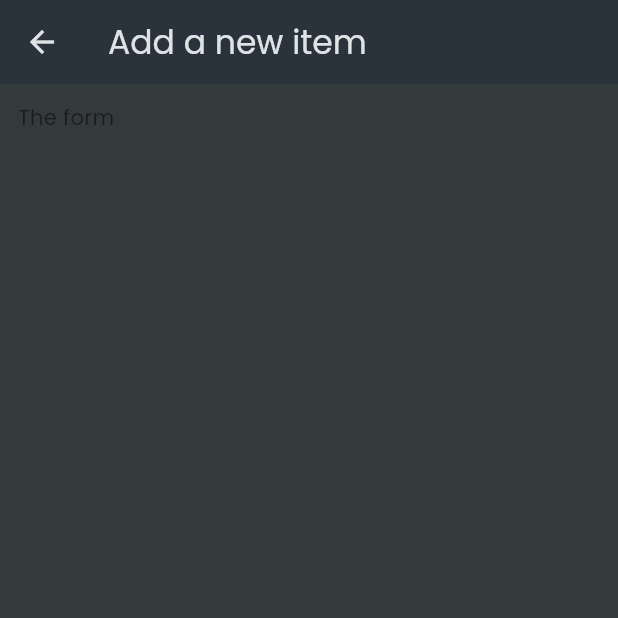
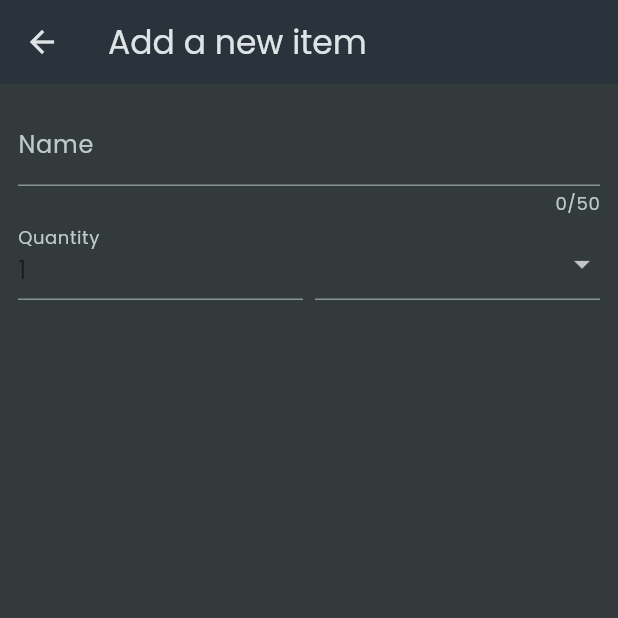
Before and after one commit to FadrialR/shopping_list_app, a Flutter app: the NewItemScreen screen opened directly, on a phone screen of 412 x 824 dp, the top half of it. Run offline on Flutter 3.47's test engine with Material 3 defaults, Android fonts, the phone set to English and light mode, and no system bars; our stand-ins replace google_fonts.

Commit message:
Adding form

```diff
--- a/lib/widgets/new_item.dart
+++ b/lib/widgets/new_item.dart
@@ -1,4 +1,5 @@
 import 'package:flutter/material.dart';
+import 'package:shopping_list_app/data/categories.dart';
 
 class NewItemScreen extends StatefulWidget {
   const NewItemScreen({super.key});
@@ -14,9 +15,61 @@ class _NewItemScreenState extends State<NewItemScreen> {
       appBar: AppBar(
         title: Text('Add a new item'),
       ),
-      body: const Padding(
-        padding: EdgeInsets.all(12),
-        child: Text('The form'),
+      body: Padding(
+        padding: const EdgeInsets.all(12),
+        child: Form(
+          child: Column(
+            children: [
+              TextFormField(
+                maxLength: 50,
+                decoration: const InputDecoration(
+                  label: Text('Name'),
+                ),
+                validator: (value) {
+                  return 'Demo...';
+                },
+              ),
+              Row(
+                crossAxisAlignment: CrossAxisAlignment.end,
+                children: [
+                  Expanded(
+                    child: TextFormField(
+                      decoration: const InputDecoration(
+                        label: Text('Quantity'),
+                      ),
+                      initialValue: '1',
+                    ),
+                  ),
+                  const SizedBox(width: 8),
+                  Expanded(
+                    child: DropdownButtonFormField(
+                      items: [
+                        for (final category in categories.entries)
+                          DropdownMenuItem(
+                            value: category.value,
+                            child: Row(
+                              children: [
+                                Container(
+                                  width: 16,
+                                  height: 16,
+                                  color: category.value.color,
+                                ),
+                                const SizedBox(width: 6),
+                                Text(category.value.title),
+                              ],
+                            ),
+                          ),
+                      ],
+                      onChanged: (value) {
+                        //
+                      },
+                    ),
+                  ),
+                ],
+              )
+            ],
+          ),
+        ),
       ),
     );
   }
```
